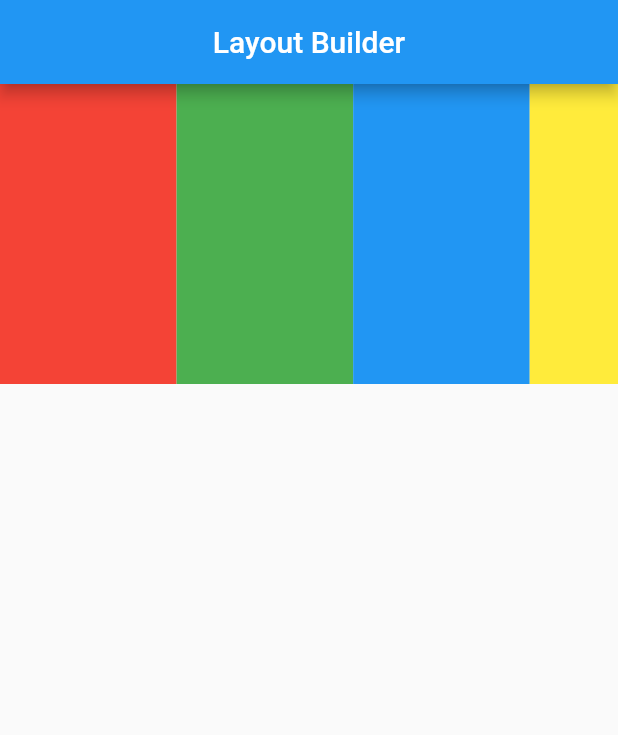
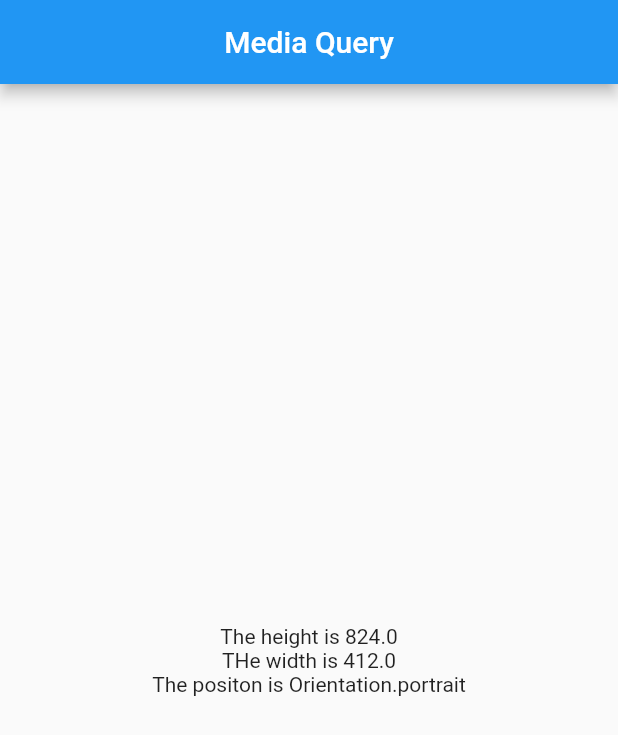
Before and after one commit to Nahid-web/flutter_ostad, a Flutter app: the screen it shows after launch, on a phone screen of 412 x 824 dp. Shown: the top 735 px of the screen. Run offline on Flutter 3.47's test engine with Material 2 defaults, Android fonts, the light colour scheme and no system bars.

Commit message:
Media Query basic

```diff
--- a/lib/main.dart
+++ b/lib/main.dart
@@ -9,48 +9,26 @@ class MyApp extends StatelessWidget {
 
   @override
   Widget build(BuildContext context) {
+    var height = MediaQuery.of(context).size.height;
+    var width = MediaQuery.of(context).size.width;
+    var position = MediaQuery.of(context).orientation;
+
     return MaterialApp(
       home: Scaffold(
         appBar: AppBar(
-          title: const Text('Layout Builder'),
+          title: const Text('Media Query'),
           centerTitle: true,
         ),
-        body: Row(
-          children: [
-            Expanded(
-              flex: 2,
-              child: Container(
-                height: 200,
-                width: 200,
-                color: Colors.red,
-              ),
-            ),
-            Expanded(
-              flex: 2,
-              child: Container(
-                height: 200,
-                width: 200,
-                color: Colors.green,
-              ),
-            ),
-            Expanded(
-              flex: 2,
-              child: Container(
-                height: 200,
-                width: 200,
-                color: Colors.blue,
-              ),
-            ),
-            Expanded(
-              flex: 1,
-              child: Container(
-                height: 200,
-                width: 200,
-                color: Colors.yellow,
-              ),
-            ),
-          ],
-        ),
+        body: Center(
+          child: Column(
+            mainAxisAlignment: MainAxisAlignment.center,
+            children: [
+              Text('The height is $height'),
+              Text('THe width is $width'),
+              Text('The positon is $position'),
+            ],
+          ),
+        )
       ),
     );
   }
```
